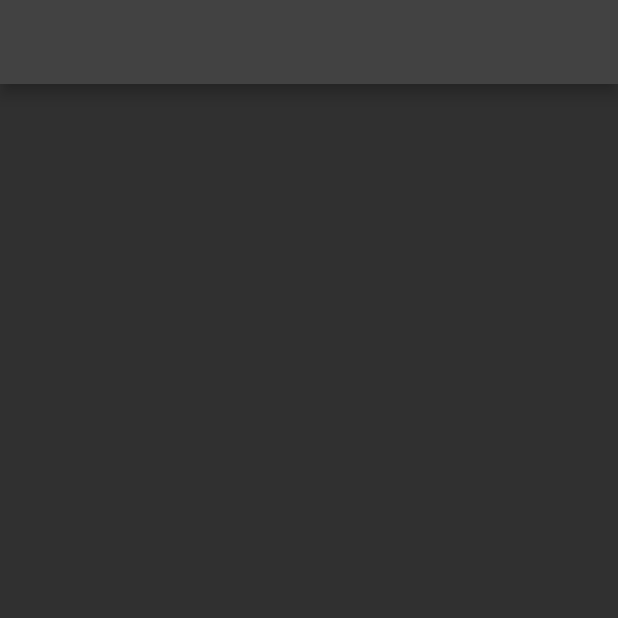
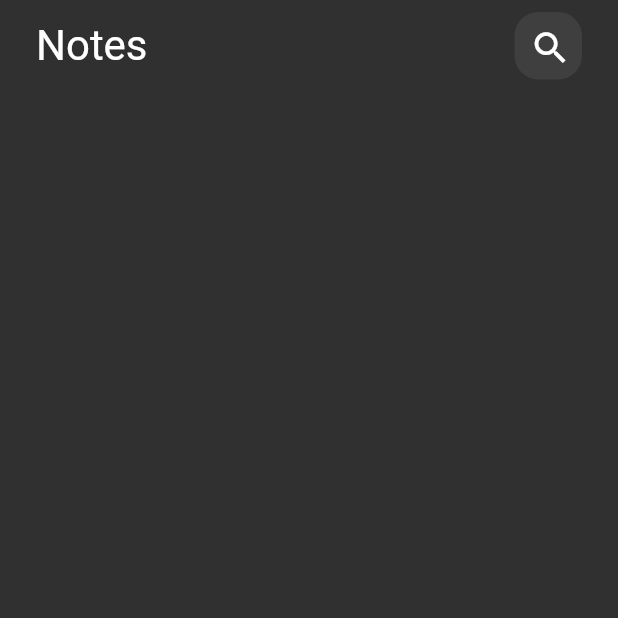
Before and after one commit to MohammedZewin27/noteApp, a Flutter app: the screen it shows after launch, on a phone screen of 412 x 824 dp, the top half of it. Run offline on Flutter 3.47's test engine with Material 2 defaults, Android fonts, the phone set to English and light mode, and no system bars.

Commit message:
Customs SearchIcons Customs badyWidget Customs appBarWidget

```diff
--- /dev/null
+++ b/lib/component/BadyWiget.dart
@@ -0,0 +1,24 @@
+import 'package:flutter/material.dart';
+
+import 'appBarWidget.dart';
+
+
+class BadyWidget extends StatelessWidget {
+  const BadyWidget({
+    super.key,
+  });
+
+  @override
+  Widget build(BuildContext context) {
+    return  const SafeArea(
+      child: Padding(
+        padding: EdgeInsets.symmetric(vertical:8 ,horizontal:24 ),
+        child: Column(
+          children: [
+            AppBarWidget(),
+          ],
+        ),
+      ),
+    );
+  }
+}
--- /dev/null
+++ b/lib/component/CustomsSearchIcons.dart
@@ -0,0 +1,24 @@
+import 'package:flutter/material.dart';
+
+class CustomsSearchIcons extends StatelessWidget {
+  const CustomsSearchIcons({
+    super.key,
+  });
+
+  @override
+  Widget build(BuildContext context) {
+    return Container(
+      height: 45,
+      width: 45,
+      padding: const EdgeInsets.all(10),
+      decoration: BoxDecoration(
+        borderRadius: BorderRadius.circular(16),
+        color: Colors.white.withOpacity(0.07),
+      ),
+      child: const Icon(Icons.search,
+        color: Colors.white,
+        size: 28,
+      ),
+    );
+  }
+}
--- /dev/null
+++ b/lib/component/appBarWidget.dart
@@ -0,0 +1,25 @@
+import 'package:flutter/material.dart';
+
+import 'CustomsSearchIcons.dart';
+
+class AppBarWidget extends StatelessWidget {
+  const AppBarWidget({
+    super.key,
+  });
+
+  @override
+  Widget build(BuildContext context) {
+    return const Row(
+      mainAxisAlignment: MainAxisAlignment.spaceBetween,
+      children: [
+        Text(
+          'Notes',
+          style: TextStyle(
+            fontSize: 28,
+          ),
+        ),
+        CustomsSearchIcons(),
+      ],
+    );
+  }
+}
--- a/lib/views/notes_view.dart
+++ b/lib/views/notes_view.dart
@@ -1,12 +1,16 @@
 import 'package:flutter/material.dart';
+
+import '../component/BadyWiget.dart';
 
 class NotesView extends StatelessWidget {
   const NotesView({super.key});
-static const String routeName='NotesView';
+
+  static const String routeName = 'NotesView';
+
   @override
   Widget build(BuildContext context) {
-    return Scaffold(
-      appBar: AppBar(),
+    return const Scaffold(
+      body: BadyWidget(),
     );
   }
 }
```
